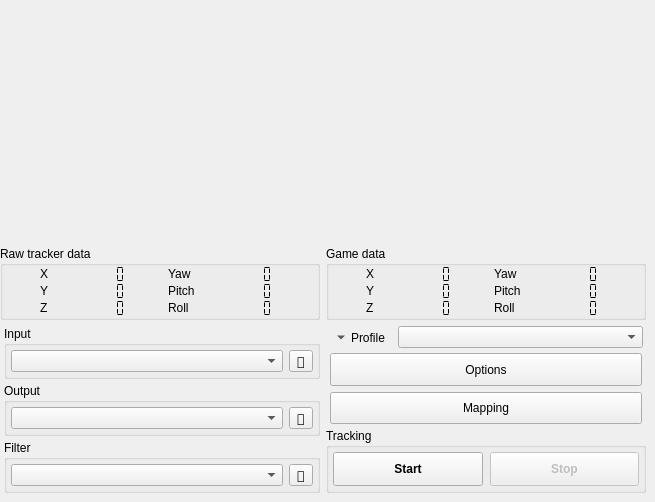
Old version of the form opentrack/main-window.ui in the repository opentrack/opentrack.
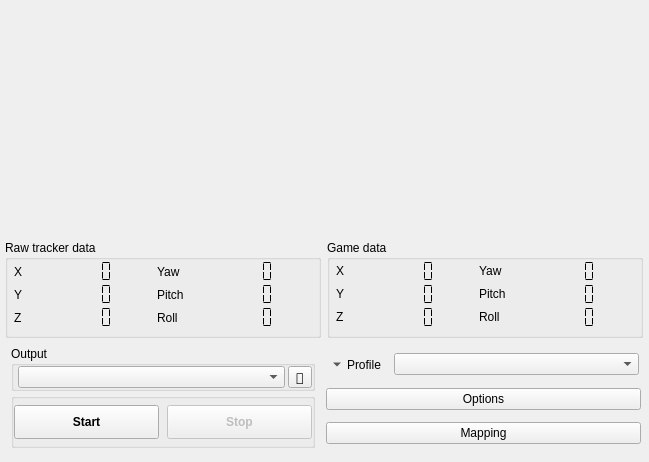
New version of the form. Icons and pictures are not drawn. Custom widgets are drawn as their Qt base class.

Commit message: trackhat: add simplified UI

```diff
--- a/opentrack/main-window.ui
+++ b/opentrack/main-window.ui
@@ -7,22 +7,16 @@
    <rect>
     <x>0</x>
     <y>0</y>
-    <width>655</width>
-    <height>502</height>
+    <width>649</width>
+    <height>440</height>
    </rect>
   </property>
   <property name="sizePolicy">
-   <sizepolicy hsizetype="Maximum" vsizetype="Maximum">
+   <sizepolicy hsizetype="Fixed" vsizetype="Preferred">
     <horstretch>0</horstretch>
     <verstretch>0</verstretch>
    </sizepolicy>
   </property>
-  <property name="minimumSize">
-   <size>
-    <width>0</width>
-    <height>500</height>
-   </size>
-  </property>
   <property name="windowIcon">
    <iconset resource="../gui/opentrack-res.qrc">
     <normaloff>:/images/opentrack.png</normaloff>:/images/opentrack.png</iconset>
@@ -33,12 +27,48 @@
   </property>
   <widget class="QWidget" name="content">
    <property name="sizePolicy">
+    <sizepolicy hsizetype="Preferred" vsizetype="Preferred">
+     <horstretch>0</horstretch>
+     <verstretch>0</verstretch>
+    </sizepolicy>
+   </property>
+   <layout class="QHBoxLayout" name="horizontalLayout_5">
+    <property name="spacing">
+     <number>0</number>
+    </property>
+    <property name="leftMargin">
+     <number>0</number>
+    </property>
+    <property name="topMargin">
+     <number>0</number>
+    </property>
+    <property name="rightMargin">
+     <number>6</number>
+    </property>
+    <property name="bottomMargin">
+     <number>6</number>
+    </property>
+    <item>
+     <widget class="QFrame" name="frame">
+      <property name="sizePolicy">
     <sizepolicy hsizetype="Maximum" vsizetype="Maximum">
      <horstretch>0</horstretch>
      <verstretch>0</verstretch>
     </sizepolicy>
    </property>
-   <layout class="QGridLayout" name="gridLayout_2">
+      <property name="frameShape">
+       <enum>QFrame::NoFrame</enum>
+      </property>
+      <property name="frameShadow">
+       <enum>QFrame::Raised</enum>
+      </property>
+      <property name="lineWidth">
+       <number>0</number>
+      </property>
+      <layout class="QVBoxLayout" name="verticalLayout_5">
+       <property name="spacing">
+        <number>0</number>
+       </property>
     <property name="leftMargin">
      <number>0</number>
     </property>
@@ -46,12 +76,48 @@
      <number>0</number>
     </property>
     <property name="rightMargin">
-     <number>9</number>
+        <number>0</number>
     </property>
     <property name="bottomMargin">
-     <number>9</number>
-    </property>
-    <item row="0" column="0">
+        <number>0</number>
+       </property>
+       <item alignment="Qt::AlignLeft|Qt::AlignTop">
+        <widget class="QWidget" name="top" native="true">
+         <property name="sizePolicy">
+          <sizepolicy hsizetype="Maximum" vsizetype="Expanding">
+           <horstretch>0</horstretch>
+           <verstretch>0</verstretch>
+          </sizepolicy>
+         </property>
+         <property name="minimumSize">
+          <size>
+           <width>0</width>
+           <height>240</height>
+          </size>
+         </property>
+         <property name="maximumSize">
+          <size>
+           <width>640</width>
+           <height>16777215</height>
+          </size>
+         </property>
+         <layout class="QHBoxLayout" name="horizontalLayout_2">
+          <property name="spacing">
+           <number>0</number>
+          </property>
+          <property name="leftMargin">
+           <number>0</number>
+          </property>
+          <property name="topMargin">
+           <number>0</number>
+          </property>
+          <property name="rightMargin">
+           <number>0</number>
+          </property>
+          <property name="bottomMargin">
+           <number>4</number>
+          </property>
+          <item alignment="Qt::AlignLeft|Qt::AlignTop">
      <widget class="QFrame" name="video_feed">
       <property name="sizePolicy">
        <sizepolicy hsizetype="Fixed" vsizetype="Fixed">
@@ -156,7 +222,7 @@
       </widget>
      </widget>
     </item>
-    <item row="0" column="1">
+          <item>
      <widget class="pose_widget" name="pose_display" native="true">
       <property name="sizePolicy">
        <sizepolicy hsizetype="Fixed" vsizetype="Fixed">
@@ -172,8 +238,47 @@
       </property>
      </widget>
     </item>
-    <item row="1" column="0">
+         </layout>
+        </widget>
+       </item>
+       <item>
+        <widget class="QFrame" name="top_display">
+         <property name="sizePolicy">
+          <sizepolicy hsizetype="Maximum" vsizetype="Fixed">
+           <horstretch>0</horstretch>
+           <verstretch>0</verstretch>
+          </sizepolicy>
+         </property>
+         <property name="frameShape">
+          <enum>QFrame::NoFrame</enum>
+         </property>
+         <property name="lineWidth">
+          <number>0</number>
+         </property>
+         <layout class="QHBoxLayout" name="horizontalLayout_3">
+          <property name="spacing">
+           <number>6</number>
+          </property>
+          <property name="leftMargin">
+           <number>5</number>
+          </property>
+          <property name="topMargin">
+           <number>0</number>
+          </property>
+          <property name="rightMargin">
+           <number>0</number>
+          </property>
+          <property name="bottomMargin">
+           <number>6</number>
+          </property>
+          <item>
      <widget class="QGroupBox" name="box_raw_headpose">
+            <property name="sizePolicy">
+             <sizepolicy hsizetype="Fixed" vsizetype="Maximum">
+              <horstretch>0</horstretch>
+              <verstretch>0</verstretch>
+             </sizepolicy>
+            </property>
       <property name="minimumSize">
        <size>
         <width>316</width>
@@ -185,7 +290,7 @@
       </property>
       <layout class="QGridLayout" name="gridLayout_12">
        <property name="leftMargin">
-        <number>0</number>
+              <number>6</number>
        </property>
        <property name="topMargin">
         <number>0</number>
@@ -194,7 +299,7 @@
         <number>0</number>
        </property>
        <property name="bottomMargin">
-        <number>0</number>
+              <number>6</number>
        </property>
        <property name="spacing">
         <number>0</number>
@@ -205,7 +310,7 @@
           <bool>true</bool>
          </property>
          <property name="sizePolicy">
-          <sizepolicy hsizetype="Maximum" vsizetype="Maximum">
+                <sizepolicy hsizetype="Minimum" vsizetype="Minimum">
            <horstretch>0</horstretch>
            <verstretch>0</verstretch>
           </sizepolicy>
@@ -236,7 +341,7 @@
           <bool>true</bool>
          </property>
          <property name="sizePolicy">
-          <sizepolicy hsizetype="Maximum" vsizetype="Maximum">
+                <sizepolicy hsizetype="Maximum" vsizetype="Minimum">
            <horstretch>0</horstretch>
            <verstretch>0</verstretch>
           </sizepolicy>
@@ -255,7 +360,7 @@
        <item row="1" column="2">
         <widget class="QLabel" name="lblRotY_4">
          <property name="sizePolicy">
-          <sizepolicy hsizetype="Maximum" vsizetype="Maximum">
+                <sizepolicy hsizetype="Maximum" vsizetype="Minimum">
            <horstretch>0</horstretch>
            <verstretch>0</verstretch>
           </sizepolicy>
@@ -274,7 +379,7 @@
           <bool>true</bool>
          </property>
          <property name="sizePolicy">
-          <sizepolicy hsizetype="Maximum" vsizetype="Maximum">
+                <sizepolicy hsizetype="Minimum" vsizetype="Minimum">
            <horstretch>0</horstretch>
            <verstretch>0</verstretch>
           </sizepolicy>
@@ -305,7 +410,7 @@
           <bool>true</bool>
          </property>
          <property name="sizePolicy">
-          <sizepolicy hsizetype="Maximum" vsizetype="Maximum">
+                <sizepolicy hsizetype="Maximum" vsizetype="Minimum">
            <horstretch>0</horstretch>
            <verstretch>0</verstretch>
           </sizepolicy>
@@ -324,7 +429,7 @@
        <item row="0" column="0">
         <widget class="QLabel" name="lblX_4">
          <property name="sizePolicy">
-          <sizepolicy hsizetype="Maximum" vsizetype="Maximum">
+                <sizepolicy hsizetype="Maximum" vsizetype="Minimum">
            <horstretch>0</horstretch>
            <verstretch>0</verstretch>
           </sizepolicy>
@@ -343,7 +448,7 @@
           <bool>true</bool>
          </property>
          <property name="sizePolicy">
-          <sizepolicy hsizetype="Maximum" vsizetype="Maximum">
+                <sizepolicy hsizetype="Minimum" vsizetype="Minimum">
            <horstretch>0</horstretch>
            <verstretch>0</verstretch>
           </sizepolicy>
@@ -371,7 +476,7 @@
        <item row="2" column="2">
         <widget class="QLabel" name="lblRotZ_4">
          <property name="sizePolicy">
-          <sizepolicy hsizetype="Maximum" vsizetype="Maximum">
+                <sizepolicy hsizetype="Maximum" vsizetype="Minimum">
            <horstretch>0</horstretch>
            <verstretch>0</verstretch>
           </sizepolicy>
@@ -387,7 +492,7 @@
        <item row="0" column="2">
         <widget class="QLabel" name="lblRotX_4">
          <property name="sizePolicy">
-          <sizepolicy hsizetype="Maximum" vsizetype="Maximum">
+                <sizepolicy hsizetype="Maximum" vsizetype="Minimum">
            <horstretch>0</horstretch>
            <verstretch>0</verstretch>
           </sizepolicy>
@@ -406,7 +511,7 @@
           <bool>true</bool>
          </property>
          <property name="sizePolicy">
-          <sizepolicy hsizetype="Maximum" vsizetype="Maximum">
+                <sizepolicy hsizetype="Minimum" vsizetype="Minimum">
            <horstretch>0</horstretch>
            <verstretch>0</verstretch>
           </sizepolicy>
@@ -437,7 +542,7 @@
           <bool>true</bool>
          </property>
          <property name="sizePolicy">
-          <sizepolicy hsizetype="Maximum" vsizetype="Maximum">
+                <sizepolicy hsizetype="Minimum" vsizetype="Minimum">
            <horstretch>0</horstretch>
            <verstretch>0</verstretch>
           </sizepolicy>
@@ -468,7 +573,7 @@
           <bool>true</bool>
          </property>
          <property name="sizePolicy">
-          <sizepolicy hsizetype="Maximum" vsizetype="Maximum">
+                <sizepolicy hsizetype="Minimum" vsizetype="Minimum">
            <horstretch>0</horstretch>
            <verstretch>0</verstretch>
           </sizepolicy>
@@ -496,8 +601,14 @@
       </layout>
      </widget>
     </item>
-    <item row="1" column="1">
+          <item>
      <widget class="QGroupBox" name="box_mapped_headpose">
+            <property name="sizePolicy">
+             <sizepolicy hsizetype="Fixed" vsizetype="Maximum">
+              <horstretch>0</horstretch>
+              <verstretch>0</verstretch>
+             </sizepolicy>
+            </property>
       <property name="minimumSize">
        <size>
         <width>316</width>
@@ -509,7 +620,7 @@
       </property>
       <layout class="QGridLayout" name="gridLayout_14">
        <property name="leftMargin">
-        <number>0</number>
+              <number>6</number>
        </property>
        <property name="topMargin">
         <number>0</number>
@@ -518,7 +629,7 @@
         <number>0</number>
        </property>
        <property name="bottomMargin">
-        <number>0</number>
+              <number>6</number>
        </property>
        <property name="spacing">
         <number>0</number>
@@ -529,7 +640,7 @@
           <bool>true</bool>
          </property>
          <property name="sizePolicy">
-          <sizepolicy hsizetype="Maximum" vsizetype="Maximum">
+                <sizepolicy hsizetype="Minimum" vsizetype="Minimum">
            <horstretch>0</horstretch>
            <verstretch>0</verstretch>
           </sizepolicy>
@@ -560,7 +671,7 @@
           <bool>true</bool>
          </property>
          <property name="sizePolicy">
-          <sizepolicy hsizetype="Maximum" vsizetype="Maximum">
+                <sizepolicy hsizetype="Minimum" vsizetype="Minimum">
            <horstretch>0</horstretch>
            <verstretch>0</verstretch>
           </sizepolicy>
@@ -591,7 +702,7 @@
           <bool>true</bool>
          </property>
          <property name="sizePolicy">
-          <sizepolicy hsizetype="Maximum" vsizetype="Maximum">
+                <sizepolicy hsizetype="Minimum" vsizetype="Minimum">
            <horstretch>0</horstretch>
            <verstretch>0</verstretch>
           </sizepolicy>
@@ -660,7 +771,7 @@
           <bool>true</bool>
          </property>
          <property name="sizePolicy">
-          <sizepolicy hsizetype="Maximum" vsizetype="Maximum">
+                <sizepolicy hsizetype="Minimum" vsizetype="Minimum">
            <horstretch>0</horstretch>
            <verstretch>0</verstretch>
           </sizepolicy>
@@ -761,7 +872,7 @@
           <bool>true</bool>
          </property>
          <property name="sizePolicy">
-          <sizepolicy hsizetype="Maximum" vsizetype="Maximum">
+                <sizepolicy hsizetype="Minimum" vsizetype="Minimum">
            <horstretch>0</horstretch>
            <verstretch>0</verstretch>
           </sizepolicy>
@@ -792,7 +903,7 @@
           <bool>true</bool>
          </property>
          <property name="sizePolicy">
-          <sizepolicy hsizetype="Maximum" vsizetype="Maximum">
+                <sizepolicy hsizetype="Minimum" vsizetype="Minimum">
            <horstretch>0</horstretch>
            <verstretch>0</verstretch>
           </sizepolicy>
@@ -820,10 +931,43 @@
       </layout>
      </widget>
     </item>
-    <item row="2" column="1">
-     <widget class="QWidget" name="groupControls" native="true">
+         </layout>
+        </widget>
+       </item>
+       <item>
+        <widget class="QFrame" name="bottom_controls">
       <property name="sizePolicy">
-       <sizepolicy hsizetype="Preferred" vsizetype="Minimum">
+          <sizepolicy hsizetype="Minimum" vsizetype="Fixed">
+           <horstretch>0</horstretch>
+           <verstretch>0</verstretch>
+          </sizepolicy>
+         </property>
+         <property name="maximumSize">
+          <size>
+           <width>16777215</width>
+           <height>180</height>
+          </size>
+         </property>
+         <layout class="QGridLayout" name="gridLayout_2">
+          <property name="leftMargin">
+           <number>6</number>
+          </property>
+          <property name="topMargin">
+           <number>0</number>
+          </property>
+          <property name="rightMargin">
+           <number>0</number>
+          </property>
+          <property name="bottomMargin">
+           <number>0</number>
+          </property>
+          <property name="spacing">
+           <number>6</number>
+          </property>
+          <item row="0" column="1">
+           <widget class="QFrame" name="groupWindows">
+            <property name="sizePolicy">
+             <sizepolicy hsizetype="Fixed" vsizetype="Preferred">
         <horstretch>4</horstretch>
         <verstretch>0</verstretch>
        </sizepolicy>
@@ -834,9 +978,12 @@
         <height>0</height>
        </size>
       </property>
+            <property name="lineWidth">
+             <number>0</number>
+            </property>
       <layout class="QVBoxLayout" name="verticalLayout_3">
        <property name="spacing">
-        <number>4</number>
+              <number>3</number>
        </property>
        <property name="leftMargin">
         <number>0</number>
@@ -851,9 +998,9 @@
         <number>0</number>
        </property>
        <item>
-        <widget class="QWidget" name="groupProfile" native="true">
+              <widget class="QFrame" name="groupProfile">
          <property name="sizePolicy">
-          <sizepolicy hsizetype="Expanding" vsizetype="Maximum">
+                <sizepolicy hsizetype="Maximum" vsizetype="Maximum">
            <horstretch>0</horstretch>
            <verstretch>0</verstretch>
           </sizepolicy>
@@ -863,13 +1010,13 @@
            <number>0</number>
           </property>
           <property name="leftMargin">
-           <number>4</number>
+                 <number>0</number>
           </property>
           <property name="topMargin">
            <number>0</number>
           </property>
           <property name="rightMargin">
-           <number>4</number>
+                 <number>0</number>
           </property>
           <property name="bottomMargin">
            <number>0</number>
@@ -908,7 +1055,7 @@
           <item>
            <widget class="QComboBox" name="iconcomboProfile">
             <property name="sizePolicy">
-             <sizepolicy hsizetype="Minimum" vsizetype="Maximum">
+                   <sizepolicy hsizetype="Preferred" vsizetype="Maximum">
               <horstretch>0</horstretch>
               <verstretch>0</verstretch>
              </sizepolicy>
@@ -931,24 +1078,9 @@
         </widget>
        </item>
        <item>
-        <widget class="QWidget" name="groupOptions" native="true">
-         <layout class="QVBoxLayout" name="verticalLayout_2">
-          <property name="leftMargin">
-           <number>4</number>
-          </property>
-          <property name="topMargin">
-           <number>0</number>
-          </property>
-          <property name="rightMargin">
-           <number>4</number>
-          </property>
-          <property name="bottomMargin">
-           <number>0</number>
-          </property>
-          <item>
            <widget class="QPushButton" name="btnShortcuts">
             <property name="sizePolicy">
-             <sizepolicy hsizetype="Expanding" vsizetype="Minimum">
+                <sizepolicy hsizetype="Expanding" vsizetype="Maximum">
               <horstretch>0</horstretch>
               <verstretch>0</verstretch>
              </sizepolicy>
@@ -971,7 +1103,7 @@
           <item>
            <widget class="QPushButton" name="btnEditCurves">
             <property name="sizePolicy">
-             <sizepolicy hsizetype="Expanding" vsizetype="Minimum">
+                <sizepolicy hsizetype="Expanding" vsizetype="Maximum">
               <horstretch>0</horstretch>
               <verstretch>0</verstretch>
              </sizepolicy>
@@ -994,6 +1126,117 @@
          </layout>
         </widget>
        </item>
+          <item row="0" column="0">
+           <widget class="QFrame" name="frame_2">
+            <property name="sizePolicy">
+             <sizepolicy hsizetype="Maximum" vsizetype="Preferred">
+              <horstretch>0</horstretch>
+              <verstretch>0</verstretch>
+             </sizepolicy>
+            </property>
+            <property name="minimumSize">
+             <size>
+              <width>310</width>
+              <height>0</height>
+             </size>
+            </property>
+            <property name="frameShape">
+             <enum>QFrame::NoFrame</enum>
+            </property>
+            <property name="frameShadow">
+             <enum>QFrame::Raised</enum>
+            </property>
+            <layout class="QVBoxLayout" name="verticalLayout">
+             <property name="spacing">
+              <number>2</number>
+             </property>
+             <property name="leftMargin">
+              <number>3</number>
+             </property>
+             <property name="topMargin">
+              <number>2</number>
+             </property>
+             <property name="rightMargin">
+              <number>3</number>
+             </property>
+             <property name="bottomMargin">
+              <number>8</number>
+             </property>
+             <item>
+              <widget class="QGroupBox" name="groupGameProtocol">
+               <property name="sizePolicy">
+                <sizepolicy hsizetype="Expanding" vsizetype="Preferred">
+                 <horstretch>0</horstretch>
+                 <verstretch>0</verstretch>
+                </sizepolicy>
+               </property>
+               <property name="title">
+                <string>Output</string>
+               </property>
+               <layout class="QGridLayout" name="gridLayout_4">
+                <property name="leftMargin">
+                 <number>4</number>
+                </property>
+                <property name="topMargin">
+                 <number>0</number>
+                </property>
+                <property name="rightMargin">
+                 <number>0</number>
+                </property>
+                <property name="bottomMargin">
+                 <number>0</number>
+                </property>
+                <property name="horizontalSpacing">
+                 <number>3</number>
+                </property>
+                <property name="verticalSpacing">
+                 <number>0</number>
+                </property>
+                <item row="0" column="0">
+                 <widget class="QComboBox" name="iconcomboProtocol">
+                  <property name="sizePolicy">
+                   <sizepolicy hsizetype="Minimum" vsizetype="Maximum">
+                    <horstretch>0</horstretch>
+                    <verstretch>0</verstretch>
+                   </sizepolicy>
+                  </property>
+                  <property name="focusPolicy">
+                   <enum>Qt::TabFocus</enum>
+                  </property>
+                 </widget>
+                </item>
+                <item row="0" column="1">
+                 <widget class="QToolButton" name="btnShowServerControls">
+                  <property name="enabled">
+                   <bool>true</bool>
+                  </property>
+                  <property name="sizePolicy">
+                   <sizepolicy hsizetype="Maximum" vsizetype="Preferred">
+                    <horstretch>0</horstretch>
+                    <verstretch>0</verstretch>
+                   </sizepolicy>
+                  </property>
+                  <property name="font">
+                   <font>
+                    <family>DejaVu Sans</family>
+                    <stylestrategy>PreferAntialias</stylestrategy>
+                    <kerning>false</kerning>
+                   </font>
+                  </property>
+                  <property name="focusPolicy">
+                   <enum>Qt::ClickFocus</enum>
+                  </property>
+                  <property name="text">
+                   <string>🔨</string>
+                  </property>
+                  <property name="flat" stdset="0">
+                   <bool>false</bool>
+                  </property>
+                 </widget>
+                </item>
+               </layout>
+              </widget>
+             </item>
        <item>
         <widget class="QGroupBox" name="groupStartStop">
          <property name="sizePolicy">
@@ -1009,23 +1252,26 @@
           </size>
          </property>
          <property name="title">
-          <string>Tracking</string>
+                <string/>
+               </property>
+               <property name="flat">
+                <bool>true</bool>
          </property>
          <layout class="QHBoxLayout" name="horizontalLayout_4">
           <property name="spacing">
-           <number>7</number>
+                 <number>8</number>
           </property>
           <property name="leftMargin">
-           <number>4</number>
+                 <number>0</number>
           </property>
           <property name="topMargin">
-           <number>4</number>
+                 <number>6</number>
           </property>
           <property name="rightMargin">
-           <number>4</number>
+                 <number>0</number>
           </property>
           <property name="bottomMargin">
-           <number>4</number>
+                 <number>6</number>
           </property>
           <item>
            <widget class="QToolButton" name="btnStartTracker">
@@ -1086,240 +1332,6 @@
       </layout>
      </widget>
     </item>
-    <item row="2" column="0">
-     <widget class="QWidget" name="modules" native="true">
-      <property name="sizePolicy">
-       <sizepolicy hsizetype="Expanding" vsizetype="Minimum">
-        <horstretch>0</horstretch>
-        <verstretch>0</verstretch>
-       </sizepolicy>
-      </property>
-      <property name="minimumSize">
-       <size>
-        <width>310</width>
-        <height>0</height>
-       </size>
-      </property>
-      <layout class="QVBoxLayout" name="verticalLayout">
-       <property name="spacing">
-        <number>4</number>
-       </property>
-       <property name="leftMargin">
-        <number>4</number>
-       </property>
-       <property name="topMargin">
-        <number>0</number>
-       </property>
-       <property name="rightMargin">
-        <number>0</number>
-       </property>
-       <property name="bottomMargin">
-        <number>0</number>
-       </property>
-       <item>
-        <widget class="QGroupBox" name="groupTracker">
-         <property name="title">
-          <string>Input</string>
-         </property>
-         <layout class="QGridLayout" name="gridLayout">
-          <property name="leftMargin">
-           <number>4</number>
-          </property>
-          <property name="topMargin">
-           <number>4</number>
-          </property>
-          <property name="rightMargin">
-           <number>4</number>
-          </property>
-          <property name="bottomMargin">
-           <number>4</number>
-          </property>
-          <property name="horizontalSpacing">
-           <number>6</number>
-          </property>
-          <property name="verticalSpacing">
-           <number>0</number>
-          </property>
-          <item row="0" column="0">
-           <widget class="QComboBox" name="iconcomboTrackerSource">
-            <property name="sizePolicy">
-             <sizepolicy hsizetype="Minimum" vsizetype="Maximum">
-              <horstretch>0</horstretch>
-              <verstretch>0</verstretch>
-             </sizepolicy>
-            </property>
-            <property name="focusPolicy">
-             <enum>Qt::TabFocus</enum>
-            </property>
-           </widget>
-          </item>
-          <item row="0" column="1">
-           <widget class="QToolButton" name="btnShowEngineControls">
-            <property name="enabled">
-             <bool>true</bool>
-            </property>
-            <property name="sizePolicy">
-             <sizepolicy hsizetype="Maximum" vsizetype="Preferred">
-              <horstretch>0</horstretch>
-              <verstretch>0</verstretch>
-             </sizepolicy>
-            </property>
-            <property name="font">
-             <font>
-              <family>DejaVu Sans</family>
-              <stylestrategy>PreferAntialias</stylestrategy>
-              <kerning>false</kerning>
-             </font>
-            </property>
-            <property name="focusPolicy">
-             <enum>Qt::ClickFocus</enum>
-            </property>
-            <property name="text">
-             <string>🔨</string>
-            </property>
-            <property name="flat" stdset="0">
-             <bool>false</bool>
-            </property>
-           </widget>
-          </item>
-         </layout>
-        </widget>
-       </item>
-       <item>
-        <widget class="QGroupBox" name="groupProto">
-         <property name="title">
-          <string>Output</string>
-         </property>
-         <layout class="QGridLayout" name="gridLayout_4">
-          <property name="leftMargin">
-           <number>4</number>
-          </property>
-          <property name="topMargin">
-           <number>4</number>
-          </property>
-          <property name="rightMargin">
-           <number>4</number>
-          </property>
-          <property name="bottomMargin">
-           <number>4</number>
-          </property>
-          <property name="horizontalSpacing">
-           <number>6</number>
-          </property>
-          <property name="verticalSpacing">
-           <number>0</number>
-          </property>
-          <item row="0" column="0">
-           <widget class="QComboBox" name="iconcomboProtocol">
-            <property name="sizePolicy">
-             <sizepolicy hsizetype="Minimum" vsizetype="Maximum">
-              <horstretch>0</horstretch>
-              <verstretch>0</verstretch>
-             </sizepolicy>
-            </property>
-            <property name="focusPolicy">
-             <enum>Qt::TabFocus</enum>
-            </property>
-           </widget>
-          </item>
-          <item row="0" column="1">
-           <widget class="QToolButton" name="btnShowServerControls">
-            <property name="enabled">
-             <bool>true</bool>
-            </property>
-            <property name="sizePolicy">
-             <sizepolicy hsizetype="Maximum" vsizetype="Preferred">
-              <horstretch>0</horstretch>
-              <verstretch>0</verstretch>
-             </sizepolicy>
-            </property>
-            <property name="font">
-             <font>
-              <family>DejaVu Sans</family>
-              <stylestrategy>PreferAntialias</stylestrategy>
-              <kerning>false</kerning>
-             </font>
-            </property>
-            <property name="focusPolicy">
-             <enum>Qt::ClickFocus</enum>
-            </property>
-            <property name="text">
-             <string>🔨</string>
-            </property>
-            <property name="flat" stdset="0">
-             <bool>false</bool>
-            </property>
-           </widget>
-          </item>
-         </layout>
-        </widget>
-       </item>
-       <item>
-        <widget class="QGroupBox" name="groupFilter">
-         <property name="title">
-          <string>Filter</string>
-         </property>
-         <layout class="QGridLayout" name="gridLayout_3">
-          <property name="leftMargin">
-           <number>4</number>
-          </property>
-          <property name="topMargin">
-           <number>4</number>
-          </property>
-          <property name="rightMargin">
-           <number>4</number>
-          </property>
-          <property name="bottomMargin">
-           <number>4</number>
-          </property>
-          <property name="horizontalSpacing">
-           <number>6</number>
-          </property>
-          <property name="verticalSpacing">
-           <number>0</number>
-          </property>
-          <item row="0" column="0">
-           <widget class="QComboBox" name="iconcomboFilter">
-            <property name="sizePolicy">
-             <sizepolicy hsizetype="Minimum" vsizetype="Maximum">
-              <horstretch>0</horstretch>
-              <verstretch>0</verstretch>
-             </sizepolicy>
-            </property>
-            <property name="focusPolicy">
-             <enum>Qt::TabFocus</enum>
-            </property>
-           </widget>
-          </item>
-          <item row="0" column="1">
-           <widget class="QToolButton" name="btnShowFilterControls">
-            <property name="enabled">
-             <bool>true</bool>
-            </property>
-            <property name="sizePolicy">
-             <sizepolicy hsizetype="Maximum" vsizetype="Preferred">
-              <horstretch>0</horstretch>
-              <verstretch>0</verstretch>
-             </sizepolicy>
-            </property>
-            <property name="font">
-             <font>
-              <family>DejaVu Sans</family>
-              <stylestrategy>PreferAntialias</stylestrategy>
-              <kerning>false</kerning>
-             </font>
-            </property>
-            <property name="focusPolicy">
-             <enum>Qt::ClickFocus</enum>
-            </property>
-            <property name="text">
-             <string>🔨</string>
-            </property>
-            <property name="flat" stdset="0">
-             <bool>false</bool>
-            </property>
-           </widget>
-          </item>
          </layout>
         </widget>
        </item>
```
Left out of the diff: 8 changed lines with no effect on the pictures. Lines whose indentation alone changed are shown as unchanged. The commit also changes 1 other file.
